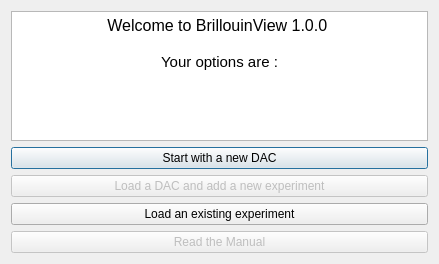
First picture: the form in src/brillouinview/gui/ui/welcome_window.ui, repository KirstenSch/BrillouinView, before the edit.
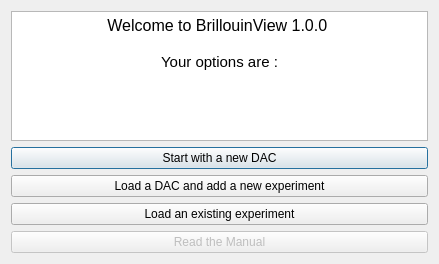
Second picture: the form after the edit.

Commit message: enabled load dac button in welcome window no functionality

Diff of the .ui file:
```diff
--- a/src/brillouinview/gui/ui/welcome_window.ui
+++ b/src/brillouinview/gui/ui/welcome_window.ui
@@ -50,7 +50,7 @@
    <item>
     <widget class="QPushButton" name="button_load_dac">
      <property name="enabled">
-      <bool>false</bool>
+      <bool>true</bool>
      </property>
      <property name="text">
       <string>Load a DAC and add a new experiment</string>
```
The commit also changes 2 other files.
